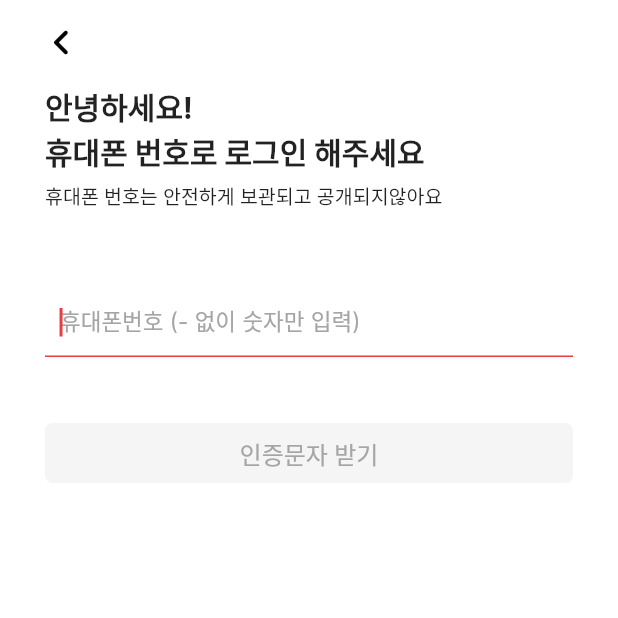
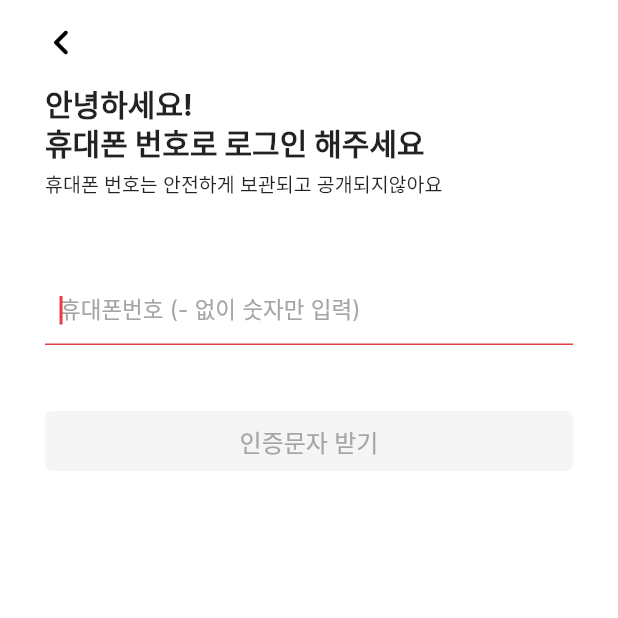
Before and after one commit to TraviTago/tago-app, a Flutter app: the screen it shows after launch, after a tap on "로그인", on a phone screen of 412 x 824 dp, the top half of it. Run offline on Flutter 3.47's test engine with Material 2 defaults, Android fonts, the phone set to English and light mode, and no system bars; our stand-ins replace card_swiper, dio, dots_indicator, flutter_dotenv, flutter_riverpod, flutter_secure_storage and 5 more; missing offline and left inert: kakao_flutter_sdk, kakaomap_webview; generated files the repository leaves out were written again; network calls fail.

Commit message:
fix: 로그인, 회원가입 화면 텍스트 height 수정 (#37)

```diff
--- a/lib/login/view/login_screen.dart
+++ b/lib/login/view/login_screen.dart
@@ -38,6 +38,7 @@ class _LoginScreenState extends ConsumerState<LoginScreen> {
               const Text(
                 '안녕하세요!\n휴대폰 번호로 로그인 해주세요',
                 style: TextStyle(
+                  height: 1.3,
                   fontSize: 20.0,
                   fontWeight: FontWeight.w700,
                 ),
--- a/lib/login/view/signup_screen.dart
+++ b/lib/login/view/signup_screen.dart
@@ -38,6 +38,7 @@ class _SignupScreenState extends ConsumerState<SignupScreen> {
               const Text(
                 '안녕하세요!\n휴대폰 번호로 회원가입 해주세요',
                 style: TextStyle(
+                  height: 1.3,
                   fontSize: 20.0,
                   fontWeight: FontWeight.w700,
                 ),
@@ -150,6 +151,8 @@ class _SignupScreenState extends ConsumerState<SignupScreen> {
         isVerifyMode = true;
       });
     }
+
+    context.push('/signup2');
   }
 
   void handleSmsVerify() async {
```
